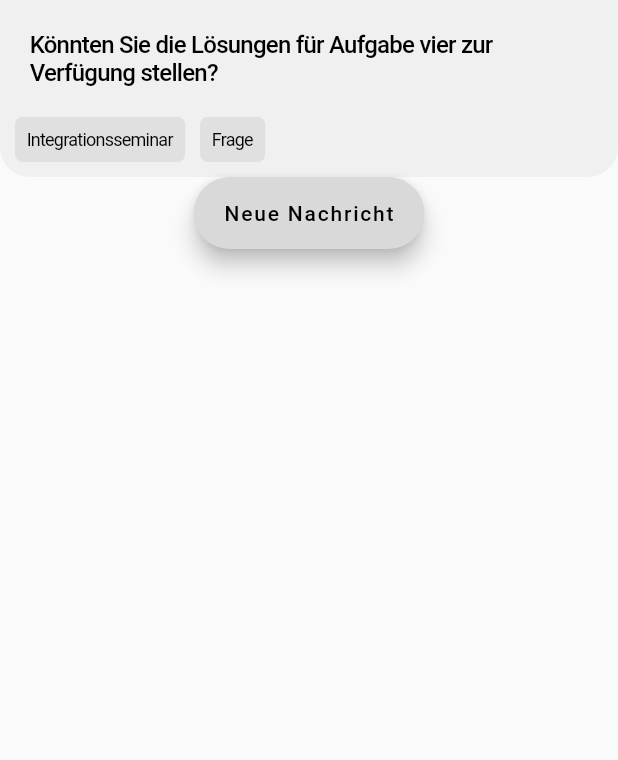
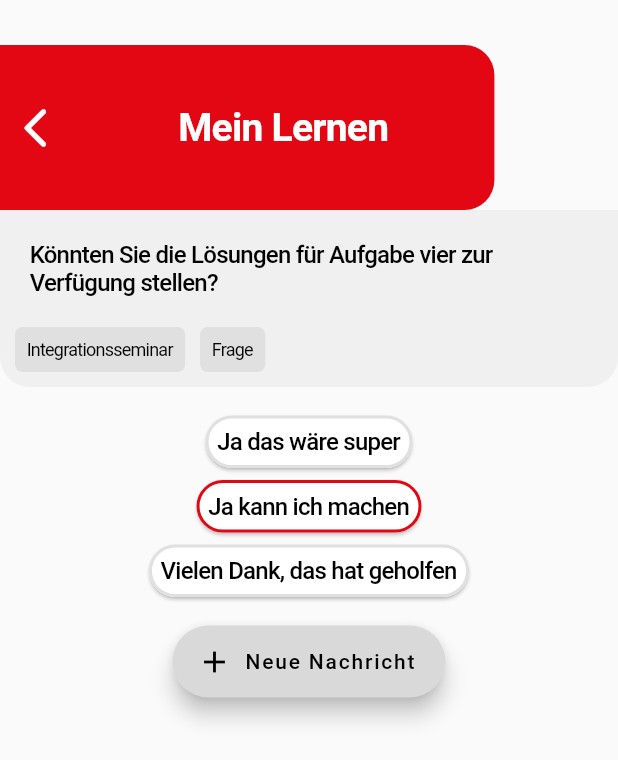
Before and after one commit to integrationsseminar/learning-analytics-frontend, a Flutter app: the MeinLernenS screen opened by its route, after a tap on "Könnten Sie die Lösungen für Aufgabe vie", on a phone screen of 412 x 824 dp. Shown: the top 760 px of the screen. Run offline on Flutter 3.47's test engine with Material 2 defaults, Android fonts, the phone set to English and light mode, and no system bars; our stand-ins replace charts_flutter; Roboto replaces fonts that are missing (Proxima Nova).

Commit message:
some navigation, changed size of customappbar

```diff
--- a/lib/data/antwort.dart
+++ b/lib/data/antwort.dart
@@ -1,7 +1,7 @@
 /// Sample ordinal data type.
-class Antwort {
+class AntwortClass {
   final String text;
   final int anzahl;
 
-  Antwort(this.text, this.anzahl);
+  AntwortClass(this.text, this.anzahl);
 }
--- a/lib/views_s/fragen_view.dart
+++ b/lib/views_s/fragen_view.dart
@@ -1,5 +1,6 @@
 import 'package:flutter/material.dart';
-import '../widgtes/lernen/frage.dart';
+import '../widgtes/lernen/antwort.dart';
+import '../widgtes/customappbar.dart';
 import '../data/antwort.dart';
 
 class FragenView extends StatefulWidget {
@@ -14,9 +15,9 @@ class _FragenViewState extends State<FragenView> {
 
   bool fragen = true;
 
-  List<Antwort> antworten = [
-    Antwort("ja das wäre sehr wichtig", 0),
-    Antwort("ja das wäre sehr wichtig", 1),
+  List<AntwortClass> antworten = [
+    AntwortClass("ja das wäre sehr wichtig", 0),
+    AntwortClass("ja das wäre sehr wichtig", 1),
   ];
 
   List<String> tags = ["Integrationsseminar", "Frage"];
@@ -25,6 +26,16 @@ class _FragenViewState extends State<FragenView> {
   Widget build(BuildContext context) {
     return Scaffold(
         body: Column(children: [
+      Positioned(
+        child: Container(
+          child: SizedBox(
+              height: 140,
+              child: Container(
+                  color: Theme.of(context).secondaryHeaderColor,
+                  child: CustomAppBar(
+                      title: "Mein Lernen", backToPage: "MeinLernenS"))),
+        ),
+      ),
       Container(
         decoration: BoxDecoration(
             borderRadius: const BorderRadius.only(
@@ -54,8 +65,24 @@ class _FragenViewState extends State<FragenView> {
           ]),
         ]),
       ),
-      FloatingActionButton.extended(
-          onPressed: () {}, label: const Text("Neue Nachricht")),
+      Expanded(
+        child: ListView(children: [
+          Column(children: [
+            Padding(
+              padding: const EdgeInsets.all(15.0),
+              child: Column(children: [
+                Antwort(answer: "Ja das wäre super", type: "s"),
+                Antwort(answer: "Ja kann ich machen", type: "d"),
+                Antwort(answer: "Vielen Dank, das hat geholfen", type: "s")
+              ]),
+            ),
+            FloatingActionButton.extended(
+                icon: Icon(Icons.add),
+                onPressed: () {},
+                label: const Text("Neue Nachricht")),
+          ]),
+        ]),
+      )
     ]));
   }
 }
--- a/lib/views_s/mein_lernen.dart
+++ b/lib/views_s/mein_lernen.dart
@@ -33,7 +33,7 @@ class _MeinLernenSState extends State<MeinLernenS> {
       body: Column(children: [
         const Positioned(
           child: SizedBox(
-              height: 160,
+              height: 140,
               child: CustomAppBar(
                   title: "Mein Lernen", backToPage: "MeinLernenD")),
         ),
@@ -85,8 +85,14 @@ class _MeinLernenSState extends State<MeinLernenS> {
                 child: const Text("Fragen")),
           )
         ]),
+        Expanded(
+          child: ListView(children: [
+            Column(
+              children: [
                 FloatingActionButton.extended(
-            onPressed: () {}, label: const Text("Neuen Eintrag hinzufügen")),
+                    icon: Icon(Icons.add),
+                    onPressed: () {},
+                    label: const Text("Neuen Eintrag hinzufügen")),
                 Padding(
                   padding: const EdgeInsets.all(15.0),
                   child: Column(children: [
@@ -101,26 +107,35 @@ class _MeinLernenSState extends State<MeinLernenS> {
                       tags: const ["Integrationsseminar", "Umfrage"],
                       answers: 15,
                       seriesList: createSeriesList(),
-            )
+                    ),
+                    Frage(
+                        frage:
+                            "Könnten Sie die Lösungen für Aufgabe vier zur Verfügung stellen?",
+                        tags: const ["Integrationsseminar", "Frage"],
+                        answers: 1),
+                  ]),
+                ),
+              ],
+            ),
           ]),
         )
       ]),
     );
   }
 
-  static List<charts.Series<Antwort, String>> createSeriesList() {
+  static List<charts.Series<AntwortClass, String>> createSeriesList() {
     final data = [
-      Antwort('ja schon', 5),
-      Antwort('eher nicht', 9),
-      Antwort('bisschen', 6),
+      AntwortClass('ja schon', 5),
+      AntwortClass('eher nicht', 9),
+      AntwortClass('bisschen', 6),
     ];
 
     return [
-      charts.Series<Antwort, String>(
+      charts.Series<AntwortClass, String>(
         id: 'Antwort',
         colorFn: (_, __) => charts.MaterialPalette.gray.shadeDefault,
-        domainFn: (Antwort antwort, _) => antwort.text,
-        measureFn: (Antwort antwort, _) => antwort.anzahl,
+        domainFn: (AntwortClass antwort, _) => antwort.text,
+        measureFn: (AntwortClass antwort, _) => antwort.anzahl,
         data: data,
       )
     ];
--- a/lib/widgtes/customappbar.dart
+++ b/lib/widgtes/customappbar.dart
@@ -26,7 +26,7 @@ class CustomAppBar extends StatelessWidget {
         body: Stack(
       children: <Widget>[
         Positioned(
-          top: 50.0,
+          top: 30.0,
           child: Container(
               width: size.width * 0.8,
               height: 110.0,
--- /dev/null
+++ b/lib/widgtes/lernen/antwort.dart
@@ -0,0 +1,29 @@
+import 'package:flutter/material.dart';
+
+class Antwort extends StatefulWidget {
+  Antwort({super.key, required this.type, required this.answer});
+  final String answer;
+  final String type;
+
+  @override
+  State<Antwort> createState() => _AntwortState();
+}
+
+class _AntwortState extends State<Antwort> {
+  @override
+  Widget build(BuildContext context) => Card(
+      shape: RoundedRectangleBorder(
+        borderRadius: BorderRadius.circular(20),
+        side: BorderSide(
+            width: 2.0,
+            color: widget.type == 's'
+                ? Theme.of(context).highlightColor
+                : Theme.of(context).primaryColor,
+            style: BorderStyle.solid),
+      ),
+      child: Padding(
+        padding: const EdgeInsets.all(8.0),
+        child:
+            Text(widget.answer, style: Theme.of(context).textTheme.bodyLarge),
+      ));
+}
--- a/lib/widgtes/lernen/balkendiagramm.dart
+++ b/lib/widgtes/lernen/balkendiagramm.dart
@@ -3,7 +3,7 @@ import 'package:flutter/material.dart';
 import '../../data/antwort.dart';
 
 class SimpleBarChart extends StatelessWidget {
-  final List<charts.Series<Antwort, String>> seriesList;
+  final List<charts.Series<AntwortClass, String>> seriesList;
   final bool animate;
 
   const SimpleBarChart(
--- a/lib/widgtes/lernen/umfrage.dart
+++ b/lib/widgtes/lernen/umfrage.dart
@@ -13,7 +13,7 @@ class Umfrage extends StatefulWidget {
   final String frage;
   final List<String> tags;
   final int answers;
-  final List<charts.Series<Antwort, String>> seriesList;
+  final List<charts.Series<AntwortClass, String>> seriesList;
 
   @override
   State<Umfrage> createState() => _UmfrageState();
```
Also changed, not shown: pubspec.lock. Lines whose indentation alone changed are shown as unchanged.
